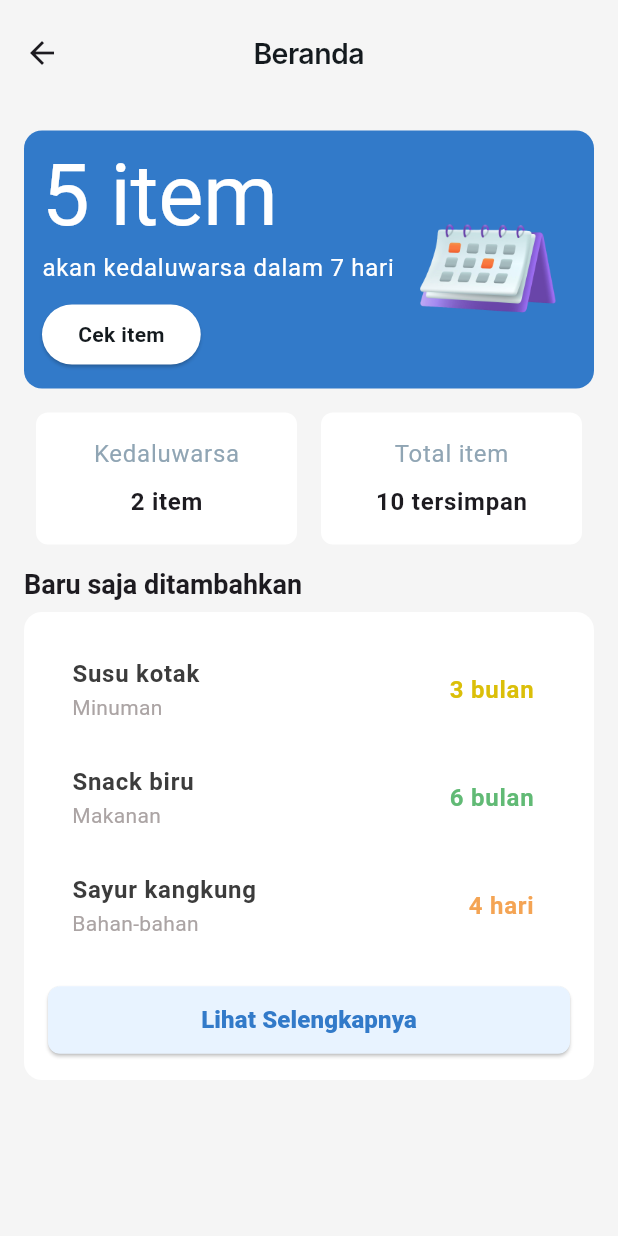
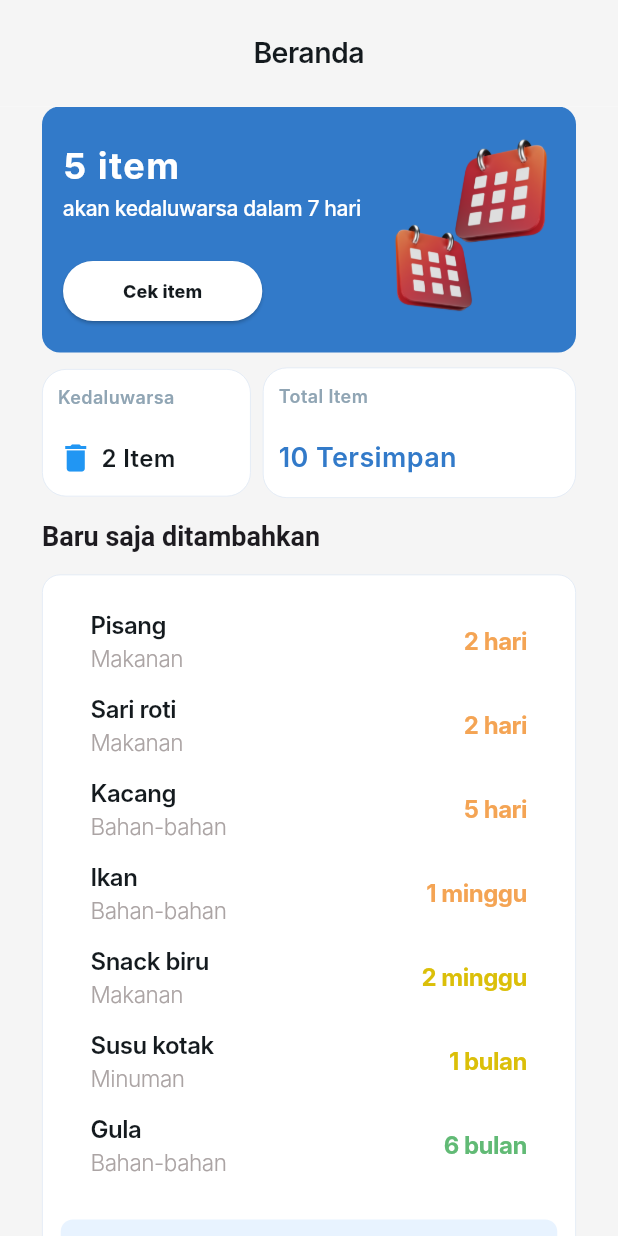
Before and after one commit to fres12/ExpTracker, a Flutter app: the Beranda screen opened directly, on a phone screen of 412 x 824 dp. Run offline on Flutter 3.47's test engine with Material 3 defaults, Android fonts, the phone set to English and light mode, and no system bars; our stand-ins replace get, iconsax_flutter; Roboto replaces fonts that are missing (Inter).

Commit message:
Beranda fix

```diff
--- a/lib/screen/beranda.dart
+++ b/lib/screen/beranda.dart
@@ -1,6 +1,12 @@
 import 'package:flutter/material.dart';
 import '../style/settings.dart';
 import '../style/app_style.dart';
+import '../screen/detail.dart';
+import '../style/hover_tile.dart';
+import '../data/data_item.dart';
+import '../style/functionstyle.dart';
+import '../widget/navigation_menu.dart';
+import 'package:get/get.dart';
 
 class Beranda extends StatelessWidget {
   const Beranda({Key? key}) : super(key: key);
@@ -10,97 +16,167 @@ class Beranda extends StatelessWidget {
     return Scaffold(
       backgroundColor: TColors.background,
       appBar: AppBar(
+        automaticallyImplyLeading: false, // Hilangkan back button default
         toolbarHeight: 71,
-        backgroundColor: TColors.background,
-        elevation: 0,
-        centerTitle: true,
-        title: Padding(
-          padding: TPosition.topnavbar, // Tambahkan padding di sekitar teks
-          child: Text(
-            'Beranda',
-            style: AppStyle.header, // Gunakan style yang sesuai
+        backgroundColor: Colors.white,
+        elevation: 0, // Hilangkan shadow default
+        flexibleSpace: Container(
+          decoration: BoxDecoration(
+            color: TColors.background,
+            border: Border(
+              bottom: BorderSide(
+                color: TColors.background,
+                width: 0.5,
+              ),
+            ),
+          ),
+          child: Padding(
+            padding: TPosition.topnavbar,
+            child: Align(
+              alignment: Alignment.center,
+              child: Text(
+                'Beranda',
+                style: AppStyle.header,
+              ),
+            ),
           ),
         ),
       ),
       body: SingleChildScrollView(
-        // Bungkus dengan SingleChildScrollView
-        padding: const EdgeInsets.all(16.0),
+        padding: TPosition.marginPageDefault2,
         child: Column(
           crossAxisAlignment: CrossAxisAlignment.start,
           children: [
-            // Main Information Box (Kontainer Responsif)
+            // Main Information Box
             Container(
+              padding: TPosition.paddingHome,
               decoration: BoxDecoration(
                 color: TColors.primary,
                 borderRadius: BorderRadius.circular(12),
               ),
-              padding: const EdgeInsets.all(12), // Padding dikurangi
               child: Row(
                 children: [
-                  // Kolom dengan teks yang lebih fleksibel
                   Expanded(
-                    flex: 2,
                     child: Column(
                       crossAxisAlignment: CrossAxisAlignment.start,
                       children: [
+                        const SizedBox(height: 12),
                         Text(
                           '5 item',
-                          style: Theme.of(context)
-                              .textTheme
-                              .displayLarge
-                              ?.copyWith(color: Colors.white),
+                          style: AppStyle.sisa,
                         ),
-                        const SizedBox(height: 4), // Jarak antar teks dikurangi
+                        const SizedBox(height: 2),
                         Text(
                           'akan kedaluwarsa dalam 7 hari',
-                          style: Theme.of(context)
-                              .textTheme
-                              .bodyLarge
-                              ?.copyWith(color: Colors.white),
+                          style: AppStyle.subberanda,
+                          overflow: TextOverflow.ellipsis, //Menambah elipsis\
+                          maxLines: 2,
                         ),
-                        const SizedBox(height: 8), // Jarak antar teks dikurangi
+                        const SizedBox(height: 21),
                         ElevatedButton(
                           style: ElevatedButton.styleFrom(
                             backgroundColor: Colors.white,
+                            padding: TPosition.button,
                           ),
-                          onPressed: () {},
+                          onPressed: () {
+                            Navigator.pushNamed(context, '/detailItem');
+                          },
                           child: Text(
                             'Cek item',
-                            style: Theme.of(context)
-                                .textTheme
-                                .bodyMedium
-                                ?.copyWith(
-                                  color: TColors.black,
-                                  fontWeight: FontWeight.w700,
-                                ),
+                            style: AppStyle.buttonberanda,
+                            overflow: TextOverflow.ellipsis, //Menambah elipsis\
+                            maxLines: 1,
                           ),
                         ),
                       ],
                     ),
                   ),
-                  // Kolom gambar yang fleksibel dan responsif
-                  Expanded(
-                    flex: 1,
+                  SizedBox(
+                    width: MediaQuery.of(context).size.width * 0.3,
+                    height: MediaQuery.of(context).size.width * 0.3,
                     child: Image.asset(
                       'assets/calendar.png',
-                      fit: BoxFit.contain, // Menjaga rasio gambar
-                      width: double.infinity, // Lebar fleksibel mengikuti ruang
+                      fit: BoxFit.contain,
                     ),
                   ),
                 ],
               ),
             ),
-            const SizedBox(height: 16),
-            // Statistics Row
+            const SizedBox(height: 10),
             Row(
-              mainAxisAlignment: MainAxisAlignment.spaceAround,
               children: [
-                StatisticBox(title: 'Kedaluwarsa', value: '2 item'),
-                StatisticBox(title: 'Total item', value: '10 tersimpan'),
+                Expanded(
+                  flex: 4,
+                  child: Container(
+                    padding: TPosition.containerkedaluwarsa,
+                    decoration: BoxDecoration(
+                      color: Colors.white,
+                      border: Border.all(
+                          color: TColors.outline, width: 0.5), // Outline
+                      borderRadius: BorderRadius.circular(16),
+                    ),
+                    child: Column(
+                      crossAxisAlignment: CrossAxisAlignment.start,
+                      children: [
+                        Text(
+                          'Kedaluwarsa',
+                          style: AppStyle.containersub,
+                        ),
+                        const SizedBox(
+                            height: 20), // Jarak 20px dengan teks berikutnya
+                        Row(
+                          children: [
+                            Icon(
+                              Icons.delete, // Ganti ikon sesuai kebutuhan
+                              color: Colors.blue, // Warna ikon
+                              size: 24, // Ukuran ikon
+                            ),
+                            const SizedBox(
+                                width: 5), // Jarak antara ikon dan teks
+                            Text(
+                              '2 Item',
+                              style: AppStyle.containertitle,
+                              maxLines: 1,
+                              overflow: TextOverflow.ellipsis,
+                            ),
+                          ],
+                        ),
+                      ],
+                    ),
+                  ),
+                ),
+                const SizedBox(width: 8), // Jarak antar kontainer
+                Expanded(
+                  flex: 6,
+                  child: Container(
+                    padding: TPosition.containerkedaluwarsa,
+                    decoration: BoxDecoration(
+                      color: Colors.white,
+                      border: Border.all(
+                          color: TColors.outline, width: 0.5), // Outline
+                      borderRadius: BorderRadius.circular(16),
+                    ),
+                    child: Column(
+                      crossAxisAlignment: CrossAxisAlignment.start,
+                      children: [
+                        Text(
+                          'Total Item',
+                          style: AppStyle.containersub,
+                        ),
+                        const SizedBox(height: 20),
+                        Text(
+                          '10 Tersimpan',
+                          style: AppStyle.containertitle2,
+                          maxLines: 1,
+                          overflow: TextOverflow.ellipsis,
+                        ),
+                      ],
+                    ),
+                  ),
+                ),
               ],
             ),
-            const SizedBox(height: 16),
-            // Baru saja ditambahkan
+            const SizedBox(height: 15),
             Text(
               'Baru saja ditambahkan',
               style: Theme.of(context).textTheme.displayMedium?.copyWith(
@@ -108,40 +184,51 @@ class Beranda extends StatelessWidget {
                     fontSize: 18,
                   ),
             ),
-            const SizedBox(height: 8),
-            // Blue Box for Items and Button
+            const SizedBox(height: 15),
+            // Container dengan ListView.builder dan tombol "Lihat Selengkapnya"
             Container(
+              padding: const EdgeInsets.all(12),
               decoration: BoxDecoration(
-                color: TColors.white,
+                color: Colors.white,
                 borderRadius: BorderRadius.circular(12),
+                border: Border.all(color: TColors.outline, width: 0.5),
               ),
-              padding: const EdgeInsets.all(16),
               child: Column(
-                crossAxisAlignment: CrossAxisAlignment.start,
                 children: [
-                  ListView(
+                  ListView.builder(
+                    padding: TPosition.containerItem,
                     shrinkWrap: true,
                     physics: const NeverScrollableScrollPhysics(),
-                    children: const [
-                      ItemTile(
-                        name: 'Susu kotak',
-                        category: 'Minuman',
-                        expiry: '3 bulan',
-                        color: TColors.sisasedang,
-                      ),
-                      ItemTile(
-                        name: 'Snack biru',
-                        category: 'Makanan',
-                        expiry: '6 bulan',
-                        color: TColors.sisagood,
-                      ),
-                      ItemTile(
-                        name: 'Sayur kangkung',
-                        category: 'Bahan-bahan',
-                        expiry: '4 hari',
-                        color: TColors.sisadikit,
-                      ),
-                    ],
+                    itemCount: item.length > 7
+                        ? 7
+                        : item.length, // Batasi hingga 8 item
+                    itemBuilder: (context, index) {
+                      return HoverableTile(
+                        padding: TPosition.listItem, // Jarak antar item
+                        onTap: () {
+                          Navigator.push(
+                            context,
+                            MaterialPageRoute(
+                                builder: (context) => DetailItemPage()),
+                          );
+                        },
+                        title: Text(
+                          item[index].nama_item,
+                          style: AppStyle.title,
+                          overflow: TextOverflow.ellipsis,
+                        ),
+                        subtitle: Text(
+                          item[index].kategori,
+                          style: AppStyle.subtitle,
+                          overflow: TextOverflow.ellipsis,
+                        ),
+                        trailing: Text(
+                          item[index].sisa,
+                          style: getStyleForSisa(item[index].sisanya),
+                          overflow: TextOverflow.ellipsis,
+                        ),
+                      );
+                    },
                   ),
                   const SizedBox(height: 16),
                   SizedBox(
@@ -153,18 +240,16 @@ class Beranda extends StatelessWidget {
                         shape: RoundedRectangleBorder(
                           borderRadius: BorderRadius.circular(8),
                         ),
+                        elevation: 0,
                       ),
                       onPressed: () {
-                        print('Lihat Selengkapnya');
+                        final navigationController =
+                            Get.find<NavigationController>();
+                        navigationController.selectedIndex.value =
+                            1; // Pindah ke ListScreen
                       },
-                      child: const Text(
-                        'Lihat Selengkapnya',
-                        style: TextStyle(
-                          color: TColors.primary,
-                          fontSize: 16,
-                          fontWeight: FontWeight.w800,
-                        ),
-                      ),
+                      child: Text('Lihat Selengkapnya',
+                          style: AppStyle.buttonhome),
                     ),
                   ),
                 ],
@@ -176,84 +261,3 @@ class Beranda extends StatelessWidget {
     );
   }
 }
-
-class StatisticBox extends StatelessWidget {
-  final String title;
-  final String value;
-
-  const StatisticBox({required this.title, required this.value, Key? key})
-      : super(key: key);
-
-  @override
-  Widget build(BuildContext context) {
-    return Expanded(
-      child: Container(
-        margin: const EdgeInsets.symmetric(horizontal: 8),
-        padding: const EdgeInsets.all(16),
-        decoration: BoxDecoration(
-          color: const Color.fromRGBO(255, 255, 255, 1),
-          borderRadius: BorderRadius.circular(8),
-        ),
-        child: Column(
-          crossAxisAlignment: CrossAxisAlignment.center,
-          children: [
-            Text(
-              title,
-              style: Theme.of(context).textTheme.bodyLarge?.copyWith(
-                    color: const Color.fromRGBO(144, 165, 180, 1),
-                  ),
-            ),
-            const SizedBox(height: 8),
-            Text(
-              value,
-              style: Theme.of(context).textTheme.bodyLarge?.copyWith(
-                    fontWeight: FontWeight.bold,
-                  ),
-            ),
-          ],
-        ),
-      ),
-    );
-  }
-}
-
-class ItemTile extends StatelessWidget {
-  final String name;
-  final String category;
-  final String expiry;
-  final Color color;
-
-  const ItemTile({
-    required this.name,
-    required this.category,
-    required this.expiry,
-    required this.color,
-    Key? key,
-  }) : super(key: key);
-
-  @override
-  Widget build(BuildContext context) {
-    return ListTile(
-      title: Text(
-        name,
-        style: Theme.of(context).textTheme.bodyLarge?.copyWith(
-              fontWeight: FontWeight.w600,
-              color: const Color.fromRGBO(60, 60, 60, 1),
-            ),
-      ),
-      subtitle: Text(
-        category,
-        style: Theme.of(context).textTheme.bodyMedium?.copyWith(
-              color: const Color.fromRGBO(171, 164, 164, 1),
-            ),
-      ),
-      trailing: Text(
-        expiry,
-        style: Theme.of(context).textTheme.bodyLarge?.copyWith(
-              color: color,
-              fontWeight: FontWeight.bold,
-            ),
-      ),
-    );
-  }
-}
--- a/lib/screen/list.dart
+++ b/lib/screen/list.dart
@@ -1,5 +1,5 @@
-import 'package:cobacoba/screen/detail.dart';
-import 'package:cobacoba/widget/chip.dart';
+import '../screen/detail.dart';
+import '../widget/chip.dart';
 
 import '../style/hover_tile.dart';
 import '../style/settings.dart';
--- a/lib/style/app_style.dart
+++ b/lib/style/app_style.dart
@@ -42,7 +42,6 @@ class AppStyle {
     letterSpacing: -0.30, // -2% dari 15
   );
 
-
   static TextStyle sisarendah = TextStyle(
     color: TColors.sisadikit,
     fontSize: 16,
@@ -74,4 +73,55 @@ class AppStyle {
     fontWeight: FontWeight.w700, // semibold
     letterSpacing: -0.32, // -2% dari 16
   );
+
+  static TextStyle sisa = TextStyle(
+    color: Colors.white,
+    fontSize: 24,
+    fontFamily: 'Inter',
+    fontWeight: FontWeight.w700, // semibold
+    letterSpacing: 1, // -2% dari 16
+  );
+
+  static TextStyle subberanda = TextStyle(
+    color: Colors.white,
+    fontSize: 14,
+    fontFamily: 'Inter',
+    fontWeight: FontWeight.w500, // semibold
+    letterSpacing: -0.24, // -2% dari 12
+  );
+
+  static TextStyle buttonberanda = TextStyle(
+    color: TColors.black,
+    fontSize: 12,
+    fontFamily: 'Inter',
+    fontWeight: FontWeight.w800, // semibold
+  );
+
+  static TextStyle containersub = TextStyle(
+    color: TColors.subc,
+    fontSize: 12,
+    fontFamily: 'Inter',
+    fontWeight: FontWeight.w600, // semibold
+  );
+
+  static TextStyle containertitle = TextStyle(
+    color: TColors.black,
+    fontSize: 16,
+    fontFamily: 'Inter',
+    fontWeight: FontWeight.w600, // semibold
+  );
+
+  static TextStyle containertitle2 = TextStyle(
+    color: TColors.primary,
+    fontSize: 18,
+    fontFamily: 'Inter',
+    fontWeight: FontWeight.w600, // semibold
+  );
+
+   static TextStyle buttonhome = TextStyle(
+    color: TColors.primary,
+    fontSize: 14,
+    fontFamily: 'Inter',
+    fontWeight: FontWeight.w600, // semibold
+  );
 }
--- a/lib/style/settings.dart
+++ b/lib/style/settings.dart
@@ -17,6 +17,7 @@ class TColors {
   static const Color sisasedang = Color(0xFFDBBF09);
   static const Color sisagood = Color(0xFF61BA75);
   static const Color exp = Color(0xFFF45454);
+  static const Color subc = Color(0xFF90A5B4);
 }
 
 class TPosition {
@@ -35,9 +36,20 @@ class TPosition {
     bottom: 28,
   );
 
+  static const EdgeInsets marginPageDefault2 = EdgeInsets.only(
+    left: 28,
+    right: 28,
+    bottom: 28,
+  );
+
   static const EdgeInsets topnavbar = EdgeInsets.only(
     left: 13,
     right: 13,
+  );
+
+  static const EdgeInsets button = EdgeInsets.only(
+    left: 40,
+    right: 40,
   );
 
   static const EdgeInsets containerItem = EdgeInsets.only(
@@ -46,4 +58,13 @@ class TPosition {
   );
   static const EdgeInsets listItem =
       EdgeInsets.only(bottom: 6, left: 20, right: 20, top: 6);
+
+  static const EdgeInsets paddingHome =
+      EdgeInsets.only(left: 14, right: 7, top: 10, bottom: 17);
+
+  static const EdgeInsets containerkedaluwarsa = EdgeInsets.only(
+    top: 10,
+    left: 10,
+    bottom: 13,
+  );
 }
```
Also changed, not shown: lib/screen/detail.dart (+4 -4 lines), assets/calendar.png.
